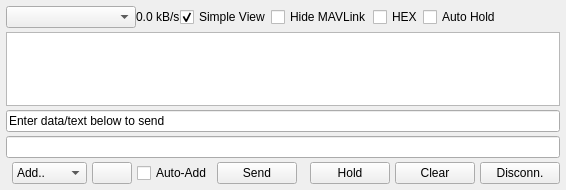
This is src/ui/DebugConsole.ui in mpaperno/qgroundcontrol_aq as Qt 5 draws it before an edit. The edited form follows.
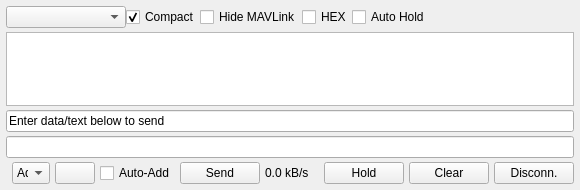
This is the edited form. Icons and pictures are not drawn.

Commit message: Reduce min. width of mavlink inspector and comm. console widgets.

What changed in the file:
```diff
--- a/src/ui/DebugConsole.ui
+++ b/src/ui/DebugConsole.ui
@@ -24,12 +24,18 @@
     <number>6</number>
    </property>
    <item row="0" column="0" colspan="2">
-    <layout class="QHBoxLayout" name="horizontalLayout_2" stretch="10,0,0,0,0,0,0">
+    <layout class="QHBoxLayout" name="horizontalLayout_2" stretch="10,0,0,0,0,0">
      <item>
       <widget class="QComboBox" name="linkComboBox">
+       <property name="sizePolicy">
+        <sizepolicy hsizetype="Fixed" vsizetype="Fixed">
+         <horstretch>0</horstretch>
+         <verstretch>0</verstretch>
+        </sizepolicy>
+       </property>
        <property name="maximumSize">
         <size>
-         <width>130</width>
+         <width>120</width>
          <height>16777215</height>
         </size>
        </property>
@@ -38,17 +44,10 @@
        </property>
       </widget>
      </item>
-     <item>
-      <widget class="QLabel" name="speedLabel">
-       <property name="text">
-        <string>0.0 kB/s</string>
-       </property>
-      </widget>
-     </item>
      <item>
       <widget class="QCheckBox" name="checkBox_simpleView">
        <property name="text">
-        <string>Simple View</string>
+        <string>Compact</string>
        </property>
        <property name="checked">
         <bool>true</bool>
@@ -114,12 +113,6 @@
    </item>
    <item row="1" column="0" colspan="2">
     <widget class="QPlainTextEdit" name="receiveText">
-     <property name="minimumSize">
-      <size>
-       <width>300</width>
-       <height>50</height>
-      </size>
-     </property>
      <property name="tabStopWidth">
       <number>60</number>
      </property>
@@ -136,7 +129,7 @@
     </widget>
    </item>
    <item row="4" column="1">
-    <layout class="QHBoxLayout" name="horizontalLayout" stretch="100,0,0,1,10,1,1,1">
+    <layout class="QHBoxLayout" name="horizontalLayout" stretch="100,0,0,1,10,0,0,1,1,1">
      <property name="spacing">
       <number>5</number>
      </property>
@@ -255,6 +248,29 @@
        </property>
       </spacer>
      </item>
+     <item>
+      <widget class="QLabel" name="speedLabel">
+       <property name="text">
+        <string>0.0 kB/s</string>
+       </property>
+      </widget>
+     </item>
+     <item>
+      <spacer name="horizontalSpacer_3">
+       <property name="orientation">
+        <enum>Qt::Horizontal</enum>
+       </property>
+       <property name="sizeType">
+        <enum>QSizePolicy::Fixed</enum>
+       </property>
+       <property name="sizeHint" stdset="0">
+        <size>
+         <width>10</width>
+         <height>20</height>
+        </size>
+       </property>
+      </spacer>
+     </item>
      <item>
       <widget class="QPushButton" name="holdButton">
        <property name="text">
@@ -283,12 +299,6 @@
    </item>
    <item row="3" column="0" colspan="2">
     <widget class="QLineEdit" name="sendText">
-     <property name="minimumSize">
-      <size>
-       <width>80</width>
-       <height>0</height>
-      </size>
-     </property>
      <property name="toolTip">
       <string>Type the bytes to send here, use 0xAA format for HEX (Check HEX checkbox above)</string>
      </property>
```
Left out of the diff: 18 changed lines with no effect on the pictures. The commit also changes 1 other file.
